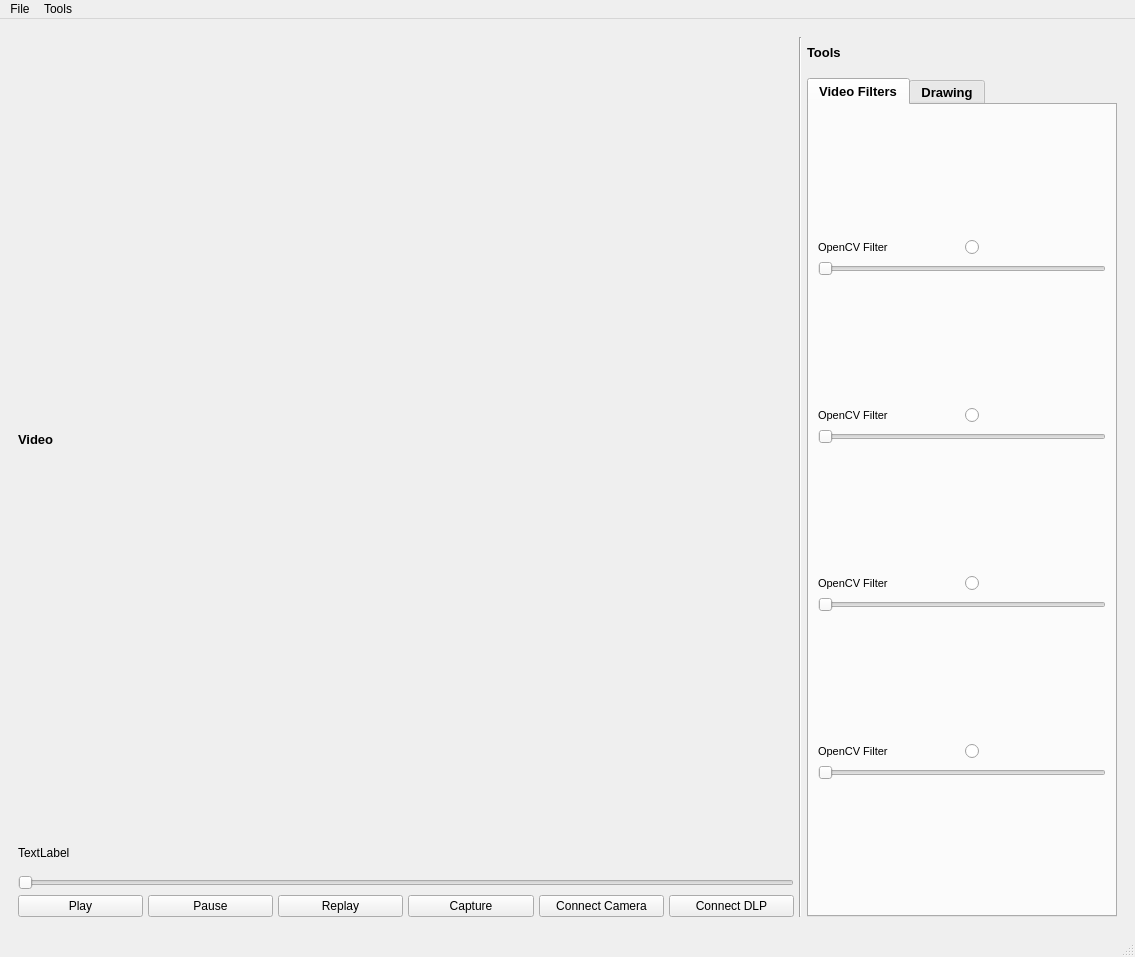
Above: src/ui/dlpctl.ui from tarumishra9498/dlpctlF25 before the change. Below: the same form after it.
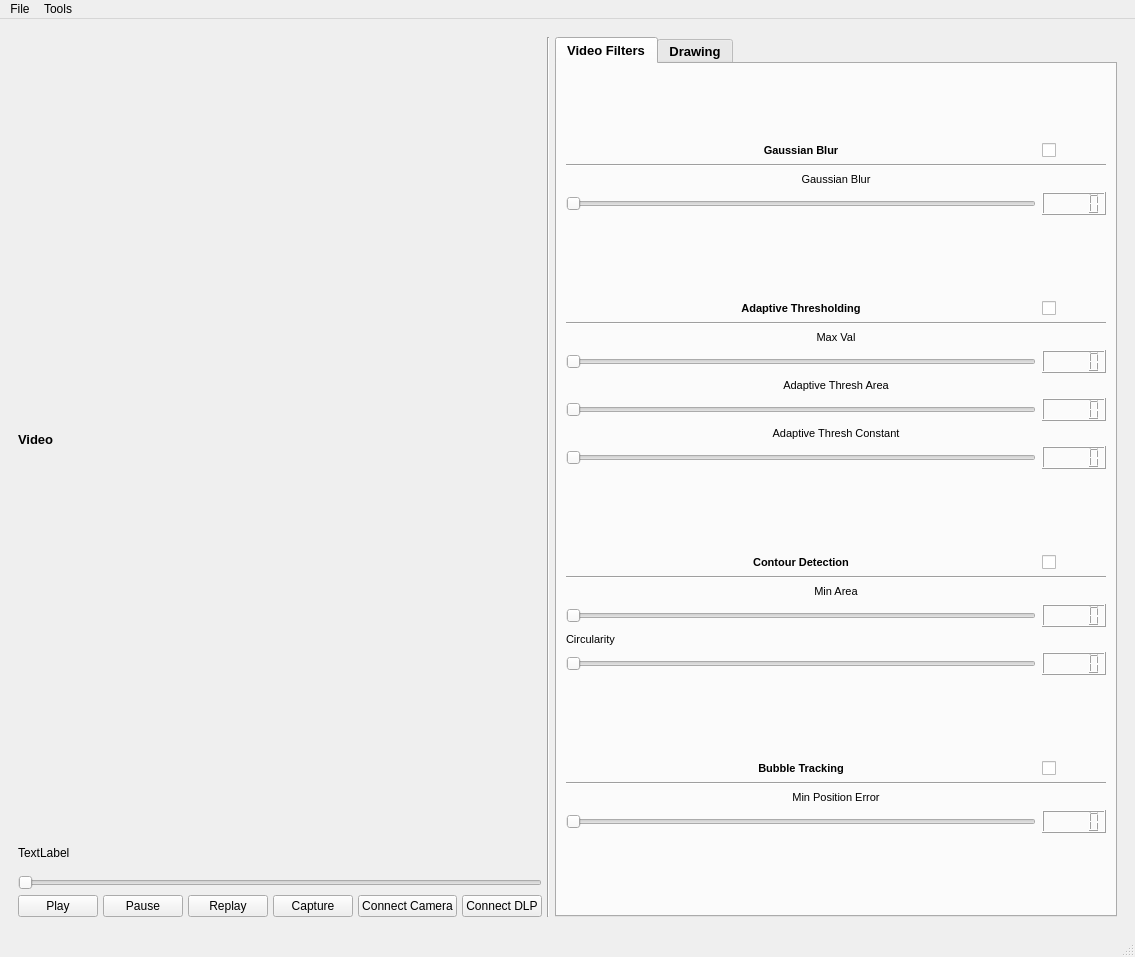
That is the form after the change.

Commit message: Updated sliders, added checkboxes, added lcd output

The edit to the form file:
```diff
--- a/src/ui/dlpctl.ui
+++ b/src/ui/dlpctl.ui
@@ -35,7 +35,7 @@
       <property name="frameShape">
        <enum>QFrame::Shape::NoFrame</enum>
       </property>
-      <layout class="QHBoxLayout" name="horizontalLayout_2" stretch="10,0,4">
+      <layout class="QHBoxLayout" name="horizontalLayout_2" stretch="0,0,4">
        <property name="spacing">
         <number>5</number>
        </property>
@@ -46,6 +46,7 @@
            <property name="font">
             <font>
              <pointsize>10</pointsize>
+             <weight>75</weight>
              <bold>true</bold>
             </font>
            </property>
@@ -138,32 +139,19 @@
         </widget>
        </item>
        <item>
-        <layout class="QVBoxLayout" name="tool_layout" stretch="1,0,27">
-         <item>
-          <widget class="QLabel" name="tool_label">
-           <property name="font">
-            <font>
-             <pointsize>10</pointsize>
-             <bold>true</bold>
-            </font>
-           </property>
-           <property name="text">
-            <string>Tools</string>
-           </property>
-          </widget>
-         </item>
-         <item>
-          <widget class="Line" name="line_4">
-           <property name="orientation">
-            <enum>Qt::Orientation::Vertical</enum>
-           </property>
-          </widget>
-         </item>
+        <layout class="QVBoxLayout" name="tool_layout" stretch="0">
          <item>
           <widget class="QTabWidget" name="tabWidget">
+           <property name="sizePolicy">
+            <sizepolicy hsizetype="Expanding" vsizetype="Expanding">
+             <horstretch>0</horstretch>
+             <verstretch>0</verstretch>
+            </sizepolicy>
+           </property>
            <property name="font">
             <font>
              <pointsize>10</pointsize>
+             <weight>75</weight>
              <bold>true</bold>
             </font>
            </property>
@@ -174,95 +162,227 @@
             <number>0</number>
            </property>
            <widget class="QWidget" name="video_filters">
+            <property name="sizePolicy">
+             <sizepolicy hsizetype="Preferred" vsizetype="Minimum">
+              <horstretch>0</horstretch>
+              <verstretch>0</verstretch>
+             </sizepolicy>
+            </property>
             <attribute name="title">
              <string>Video Filters</string>
             </attribute>
-            <layout class="QVBoxLayout" name="verticalLayout_3" stretch="0,0,0,0">
+            <layout class="QVBoxLayout" name="verticalLayout_3" stretch="0,0,0,0,0,0,0">
              <item>
-              <layout class="QGridLayout" name="gridLayout" columnstretch="0,0">
-               <item row="0" column="0">
-                <widget class="QLabel" name="label_2">
-                 <property name="font">
-                  <font>
-                   <pointsize>8</pointsize>
-                   <bold>false</bold>
-                  </font>
-                 </property>
-                 <property name="text">
-                  <string>OpenCV Filter</string>
-                 </property>
-                </widget>
-               </item>
+              <layout class="QGridLayout" name="blur_grid">
                <item row="0" column="1">
-                <widget class="QRadioButton" name="radioButton">
+                <widget class="QCheckBox" name="checkBox_4">
                  <property name="text">
                   <string/>
                  </property>
                 </widget>
                </item>
+               <item row="0" column="0">
+                <widget class="QLabel" name="label_11">
+                 <property name="font">
+                  <font>
+                   <pointsize>8</pointsize>
+                  </font>
+                 </property>
+                 <property name="text">
+                  <string>Gaussian Blur</string>
+                 </property>
+                 <property name="alignment">
+                  <set>Qt::AlignCenter</set>
+                 </property>
+                </widget>
+               </item>
                <item row="1" column="0" colspan="2">
+                <widget class="Line" name="line_8">
+                 <property name="orientation">
+                  <enum>Qt::Horizontal</enum>
+                 </property>
+                </widget>
+               </item>
+               <item row="3" column="0">
+                <widget class="QSlider" name="horizontalSlider_7">
+                 <property name="orientation">
+                  <enum>Qt::Horizontal</enum>
+                 </property>
+                </widget>
+               </item>
+               <item row="3" column="1">
+                <widget class="QLCDNumber" name="lcdNumber_7"/>
+               </item>
+               <item row="2" column="0" colspan="2">
+                <widget class="QLabel" name="label_12">
+                 <property name="sizePolicy">
+                  <sizepolicy hsizetype="Preferred" vsizetype="Fixed">
+                   <horstretch>0</horstretch>
+                   <verstretch>0</verstretch>
+                  </sizepolicy>
+                 </property>
+                 <property name="font">
+                  <font>
+                   <pointsize>8</pointsize>
+                   <weight>50</weight>
+                   <bold>false</bold>
+                  </font>
+                 </property>
+                 <property name="text">
+                  <string>Gaussian Blur</string>
+                 </property>
+                 <property name="alignment">
+                  <set>Qt::AlignCenter</set>
+                 </property>
+                </widget>
+               </item>
+              </layout>
+             </item>
+             <item>
+              <spacer name="horizontalSpacer">
+               <property name="orientation">
+                <enum>Qt::Horizontal</enum>
+               </property>
+               <property name="sizeHint" stdset="0">
+                <size>
+                 <width>40</width>
+                 <height>10</height>
+                </size>
+               </property>
+              </spacer>
+             </item>
+             <item>
+              <layout class="QGridLayout" name="thresh_grid" rowstretch="0,0,0,0,0,0,0,0,0" columnstretch="1,0">
+               <item row="3" column="0">
                 <widget class="QSlider" name="horizontalSlider">
                  <property name="orientation">
                   <enum>Qt::Orientation::Horizontal</enum>
                  </property>
                 </widget>
                </item>
-              </layout>
-             </item>
-             <item>
-              <layout class="QGridLayout" name="gridLayout_3" columnstretch="0,0">
-               <item row="0" column="0">
-                <widget class="QLabel" name="label_3">
-                 <property name="font">
-                  <font>
-                   <pointsize>8</pointsize>
-                   <bold>false</bold>
-                  </font>
-                 </property>
-                 <property name="text">
-                  <string>OpenCV Filter</string>
-                 </property>
-                </widget>
-               </item>
-               <item row="0" column="1">
-                <widget class="QRadioButton" name="radioButton_2">
-                 <property name="text">
-                  <string/>
-                 </property>
-                </widget>
-               </item>
-               <item row="1" column="0" colspan="2">
+               <item row="5" column="0">
                 <widget class="QSlider" name="horizontalSlider_2">
                  <property name="orientation">
                   <enum>Qt::Orientation::Horizontal</enum>
                  </property>
                 </widget>
                </item>
-              </layout>
-             </item>
-             <item>
-              <layout class="QGridLayout" name="gridLayout_4" columnstretch="0,0">
-               <item row="0" column="0">
+               <item row="3" column="1">
+                <widget class="QLCDNumber" name="lcdNumber"/>
+               </item>
+               <item row="5" column="1">
+                <widget class="QLCDNumber" name="lcdNumber_2"/>
+               </item>
+               <item row="7" column="1">
+                <widget class="QLCDNumber" name="lcdNumber_3"/>
+               </item>
+               <item row="6" column="0" colspan="2">
                 <widget class="QLabel" name="label_4">
+                 <property name="sizePolicy">
+                  <sizepolicy hsizetype="Preferred" vsizetype="Fixed">
+                   <horstretch>0</horstretch>
+                   <verstretch>0</verstretch>
+                  </sizepolicy>
+                 </property>
                  <property name="font">
                   <font>
                    <pointsize>8</pointsize>
+                   <weight>50</weight>
                    <bold>false</bold>
                   </font>
                  </property>
                  <property name="text">
-                  <string>OpenCV Filter</string>
+                  <string>Adaptive Thresh Constant</string>
+                 </property>
+                 <property name="alignment">
+                  <set>Qt::AlignCenter</set>
+                 </property>
+                </widget>
+               </item>
+               <item row="4" column="0" colspan="2">
+                <widget class="QLabel" name="label_3">
+                 <property name="sizePolicy">
+                  <sizepolicy hsizetype="Preferred" vsizetype="Fixed">
+                   <horstretch>0</horstretch>
+                   <verstretch>0</verstretch>
+                  </sizepolicy>
+                 </property>
+                 <property name="font">
+                  <font>
+                   <pointsize>8</pointsize>
+                   <weight>50</weight>
+                   <bold>false</bold>
+                  </font>
+                 </property>
+                 <property name="text">
+                  <string>Adaptive Thresh Area</string>
+                 </property>
+                 <property name="alignment">
+                  <set>Qt::AlignCenter</set>
+                 </property>
+                </widget>
+               </item>
+               <item row="0" column="0">
+                <widget class="QLabel" name="label_7">
+                 <property name="font">
+                  <font>
+                   <pointsize>8</pointsize>
+                   <weight>75</weight>
+                   <bold>true</bold>
+                  </font>
+                 </property>
+                 <property name="text">
+                  <string>Adaptive Thresholding</string>
+                 </property>
+                 <property name="alignment">
+                  <set>Qt::AlignCenter</set>
+                 </property>
+                </widget>
+               </item>
+               <item row="2" column="0" colspan="2">
+                <widget class="QLabel" name="label_2">
+                 <property name="sizePolicy">
+                  <sizepolicy hsizetype="Preferred" vsizetype="Fixed">
+                   <horstretch>0</horstretch>
+                   <verstretch>0</verstretch>
+                  </sizepolicy>
+                 </property>
+                 <property name="font">
+                  <font>
+                   <pointsize>8</pointsize>
+                   <weight>50</weight>
+                   <bold>false</bold>
+                  </font>
+                 </property>
+                 <property name="text">
+                  <string>Max Val</string>
+                 </property>
+                 <property name="alignment">
+                  <set>Qt::AlignCenter</set>
+                 </property>
+                </widget>
+               </item>
+               <item row="1" column="0" colspan="2">
+                <widget class="Line" name="line_6">
+                 <property name="sizePolicy">
+                  <sizepolicy hsizetype="Expanding" vsizetype="Fixed">
+                   <horstretch>0</horstretch>
+                   <verstretch>0</verstretch>
+                  </sizepolicy>
+                 </property>
+                 <property name="orientation">
+                  <enum>Qt::Horizontal</enum>
                  </property>
                 </widget>
                </item>
                <item row="0" column="1">
-                <widget class="QRadioButton" name="radioButton_3">
+                <widget class="QCheckBox" name="checkBox">
                  <property name="text">
                   <string/>
                  </property>
                 </widget>
                </item>
-               <item row="1" column="0" colspan="2">
+               <item row="7" column="0">
                 <widget class="QSlider" name="horizontalSlider_3">
                  <property name="orientation">
                   <enum>Qt::Orientation::Horizontal</enum>
@@ -272,33 +392,203 @@
               </layout>
              </item>
              <item>
-              <layout class="QGridLayout" name="gridLayout_5" columnstretch="0,0">
+              <spacer name="horizontalSpacer_2">
+               <property name="orientation">
+                <enum>Qt::Horizontal</enum>
+               </property>
+               <property name="sizeHint" stdset="0">
+                <size>
+                 <width>40</width>
+                 <height>10</height>
+                </size>
+               </property>
+              </spacer>
+             </item>
+             <item>
+              <layout class="QGridLayout" name="contour_grid" rowstretch="0,0,0,0,0,0" columnstretch="1,0">
+               <item row="5" column="0">
+                <widget class="QSlider" name="horizontalSlider_5">
+                 <property name="orientation">
+                  <enum>Qt::Horizontal</enum>
+                 </property>
+                </widget>
+               </item>
                <item row="0" column="0">
+                <widget class="QLabel" name="label_6">
+                 <property name="font">
+                  <font>
+                   <pointsize>8</pointsize>
+                  </font>
+                 </property>
+                 <property name="text">
+                  <string>Contour Detection</string>
+                 </property>
+                 <property name="alignment">
+                  <set>Qt::AlignCenter</set>
+                 </property>
+                </widget>
+               </item>
+               <item row="1" column="0" colspan="2">
+                <widget class="Line" name="line_5">
+                 <property name="font">
+                  <font>
+                   <pointsize>26</pointsize>
+                  </font>
+                 </property>
+                 <property name="orientation">
+                  <enum>Qt::Horizontal</enum>
+                 </property>
+                </widget>
+               </item>
+               <item row="2" column="0" colspan="2">
                 <widget class="QLabel" name="label_5">
+                 <property name="sizePolicy">
+                  <sizepolicy hsizetype="Preferred" vsizetype="Fixed">
+                   <horstretch>0</horstretch>
+                   <verstretch>0</verstretch>
+                  </sizepolicy>
+                 </property>
                  <property name="font">
                   <font>
                    <pointsize>8</pointsize>
+                   <weight>50</weight>
                    <bold>false</bold>
                   </font>
                  </property>
                  <property name="text">
-                  <string>OpenCV Filter</string>
+                  <string>Min Area</string>
                  </property>
+                 <property name="alignment">
+                  <set>Qt::AlignCenter</set>
+                 </property>
                 </widget>
                </item>
-               <item row="0" column="1">
-                <widget class="QRadioButton" name="radioButton_4">
+               <item row="4" column="0" colspan="2">
+                <widget class="QLabel" name="label_8">
+                 <property name="sizePolicy">
+                  <sizepolicy hsizetype="Preferred" vsizetype="Fixed">
+                   <horstretch>0</horstretch>
+                   <verstretch>0</verstretch>
+                  </sizepolicy>
+                 </property>
+                 <property name="font">
+                  <font>
+                   <pointsize>8</pointsize>
+                   <weight>50</weight>
+                   <bold>false</bold>
+                  </font>
+                 </property>
                  <property name="text">
-                  <string/>
+                  <string>Circularity</string>
                  </property>
                 </widget>
                </item>
-               <item row="1" column="0" colspan="2">
+               <item row="3" column="0">
                 <widget class="QSlider" name="horizontalSlider_4">
                  <property name="orientation">
                   <enum>Qt::Orientation::Horizontal</enum>
                  </property>
                 </widget>
+               </item>
+               <item row="3" column="1">
+                <widget class="QLCDNumber" name="lcdNumber_4"/>
+               </item>
+               <item row="5" column="1">
+                <widget class="QLCDNumber" name="lcdNumber_5"/>
+               </item>
+               <item row="0" column="1">
+                <widget class="QCheckBox" name="checkBox_2">
+                 <property name="text">
+                  <string/>
+                 </property>
+                </widget>
+               </item>
+              </layout>
+             </item>
+             <item>
+              <spacer name="horizontalSpacer_3">
+               <property name="orientation">
+                <enum>Qt::Horizontal</enum>
+               </property>
+               <property name="sizeHint" stdset="0">
+                <size>
+                 <width>40</width>
+                 <height>10</height>
+                </size>
+               </property>
+              </spacer>
+             </item>
+             <item>
+              <layout class="QGridLayout" name="tracking_grid">
+               <item row="0" column="1">
+                <widget class="QCheckBox" name="checkBox_3">
+                 <property name="text">
+                  <string/>
+                 </property>
+                </widget>
+               </item>
+               <item row="0" column="0">
+                <widget class="QLabel" name="label_9">
+                 <property name="sizePolicy">
+                  <sizepolicy hsizetype="Preferred" vsizetype="Fixed">
+                   <horstretch>0</horstretch>
+                   <verstretch>0</verstretch>
+                  </sizepolicy>
+                 </property>
+                 <property name="font">
+                  <font>
+                   <pointsize>8</pointsize>
+                   <weight>75</weight>
+                   <bold>true</bold>
+                  </font>
+                 </property>
+                 <property name="text">
+                  <string>Bubble Tracking</string>
+                 </property>
+                 <property name="alignment">
+                  <set>Qt::AlignCenter</set>
+                 </property>
+                </widget>
+               </item>
+               <item row="2" column="0" colspan="2">
+                <widget class="QLabel" name="label_10">
+                 <property name="sizePolicy">
+                  <sizepolicy hsizetype="Preferred" vsizetype="Fixed">
+                   <horstretch>0</horstretch>
+                   <verstretch>0</verstretch>
+                  </sizepolicy>
+                 </property>
+                 <property name="font">
+                  <font>
+                   <pointsize>8</pointsize>
+                   <weight>50</weight>
+                   <bold>false</bold>
+                  </font>
+                 </property>
+                 <property name="text">
+                  <string>Min Position Error</string>
+                 </property>
+                 <property name="alignment">
+                  <set>Qt::AlignCenter</set>
+                 </property>
+                </widget>
+               </item>
+               <item row="1" column="0" colspan="2">
+                <widget class="Line" name="line_7">
+                 <property name="orientation">
+                  <enum>Qt::Horizontal</enum>
+                 </property>
+                </widget>
+               </item>
+               <item row="3" column="0">
+                <widget class="QSlider" name="horizontalSlider_6">
+                 <property name="orientation">
+                  <enum>Qt::Horizontal</enum>
+                 </property>
+                </widget>
+               </item>
+               <item row="3" column="1">
+                <widget class="QLCDNumber" name="lcdNumber_6"/>
                </item>
               </layout>
              </item>
```
Left out of the diff: 22 changed lines with no effect on the pictures. The commit also changes 1 other file.
